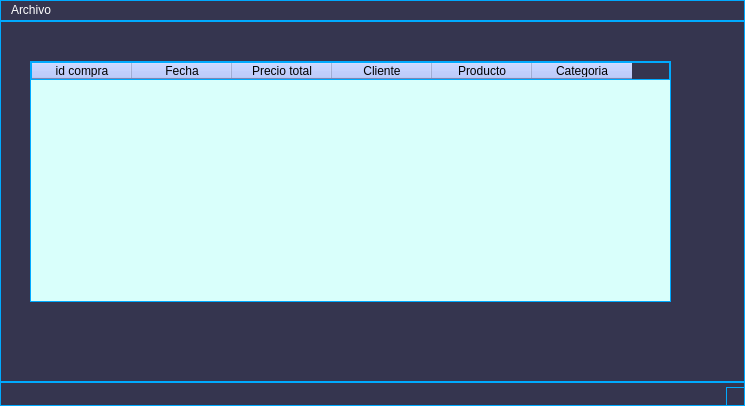
joanmera/Gameverse_Interface, file views/compras.ui: the form before one commit.
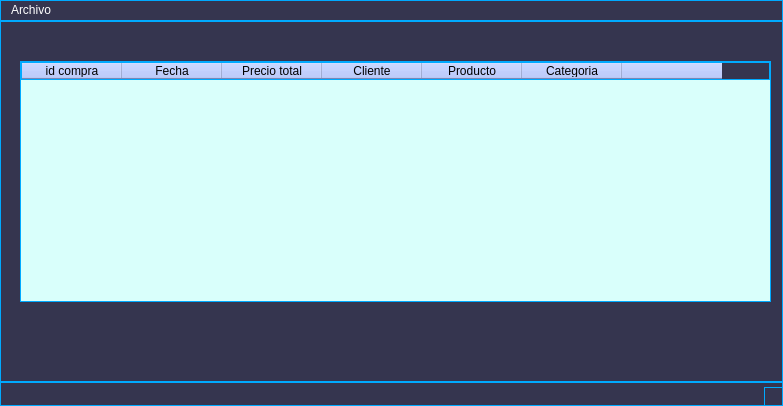
The form after the commit.

Commit message: cambio de tabla de boton editar

Diff of the .ui file:
```diff
--- a/views/compras.ui
+++ b/views/compras.ui
@@ -6,7 +6,7 @@
    <rect>
     <x>0</x>
     <y>0</y>
-    <width>745</width>
+    <width>783</width>
     <height>406</height>
    </rect>
   </property>
@@ -22,9 +22,9 @@
    <widget class="QTableWidget" name="purchaseTable">
     <property name="geometry">
      <rect>
-      <x>30</x>
+      <x>20</x>
       <y>40</y>
-      <width>641</width>
+      <width>751</width>
       <height>241</height>
      </rect>
     </property>
@@ -79,6 +79,11 @@
       <string>Categoria</string>
      </property>
     </column>
+    <column>
+     <property name="text">
+      <string/>
+     </property>
+    </column>
    </widget>
   </widget>
   <widget class="QMenuBar" name="menubar">
@@ -86,7 +91,7 @@
     <rect>
      <x>0</x>
      <y>0</y>
-     <width>745</width>
+     <width>783</width>
      <height>23</height>
     </rect>
    </property>
```
The commit also changes 3 other files.
